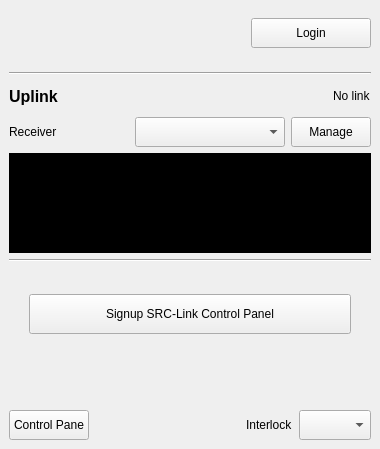
Old version of the form src/UI/egress-link-dock.ui in the repository OPENSPHERE-Inc/src-link.
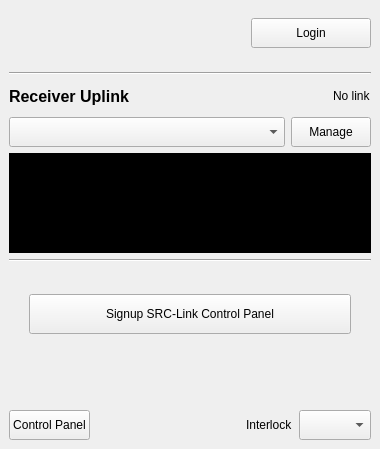
New version of the form. Icons and pictures are not drawn.

Diff of the .ui file:
```diff
--- a/src/UI/egress-link-dock.ui
+++ b/src/UI/egress-link-dock.ui
@@ -220,7 +220,7 @@
                </font>
               </property>
               <property name="text">
-               <string>Uplink</string>
+               <string>Receiver Uplink</string>
               </property>
              </widget>
             </item>
@@ -275,25 +275,6 @@
             <property name="bottomMargin">
              <number>0</number>
             </property>
-            <item>
-             <widget class="QLabel" name="participantLabel">
-              <property name="sizePolicy">
-               <sizepolicy hsizetype="Fixed" vsizetype="Preferred">
-                <horstretch>0</horstretch>
-                <verstretch>0</verstretch>
-               </sizepolicy>
-              </property>
-              <property name="minimumSize">
-               <size>
-                <width>120</width>
-                <height>0</height>
-               </size>
-              </property>
-              <property name="text">
-               <string>Receiver</string>
-              </property>
-             </widget>
-            </item>
             <item>
              <widget class="QComboBox" name="participantComboBox">
               <property name="sizePolicy">
@@ -485,7 +466,7 @@
         </size>
        </property>
        <property name="text">
-        <string>Control Pane</string>
+        <string>Control Panel</string>
        </property>
       </widget>
      </item>
```
